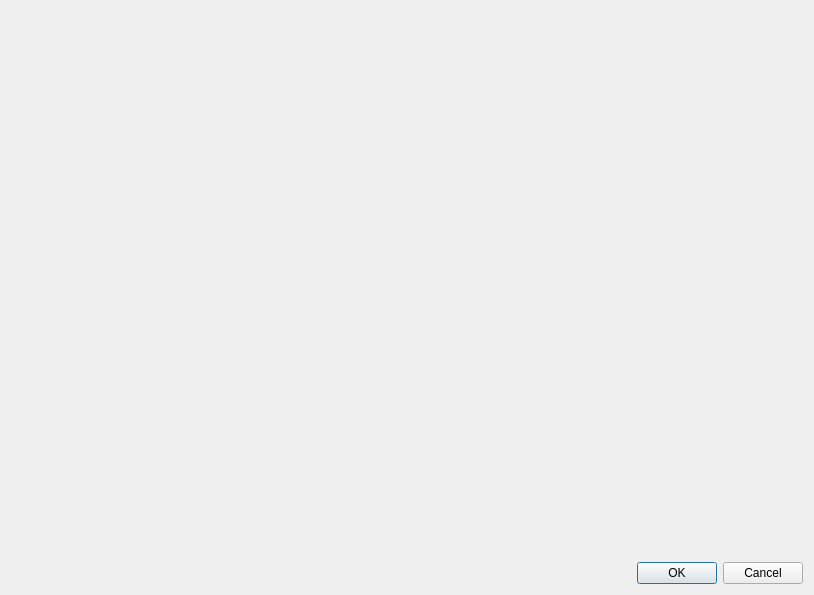
First picture: the form in src/network/tcpdebug.ui, repository whs31/quasar-software, before the edit.
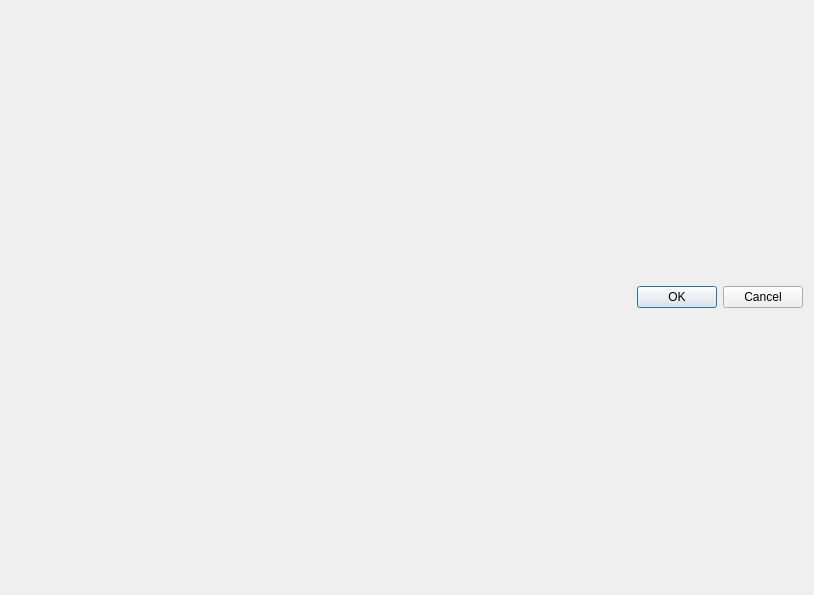
Second picture: the form after the edit.

The edit to the form file:
```diff
--- a/src/network/tcpdebug.ui
+++ b/src/network/tcpdebug.ui
@@ -15,11 +15,7 @@
   </property>
   <layout class="QVBoxLayout" name="verticalLayout">
    <item>
-    <widget class="QLabel" name="img">
-     <property name="text">
-      <string/>
-     </property>
-    </widget>
+    <layout class="QGridLayout" name="mainLayout"/>
    </item>
    <item>
     <widget class="QDialogButtonBox" name="buttonBox">
```
